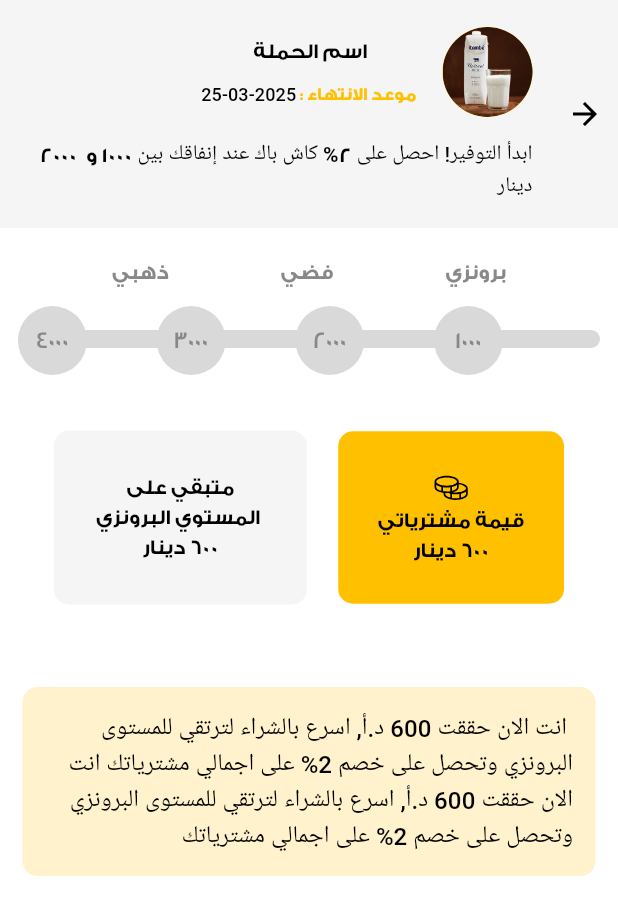
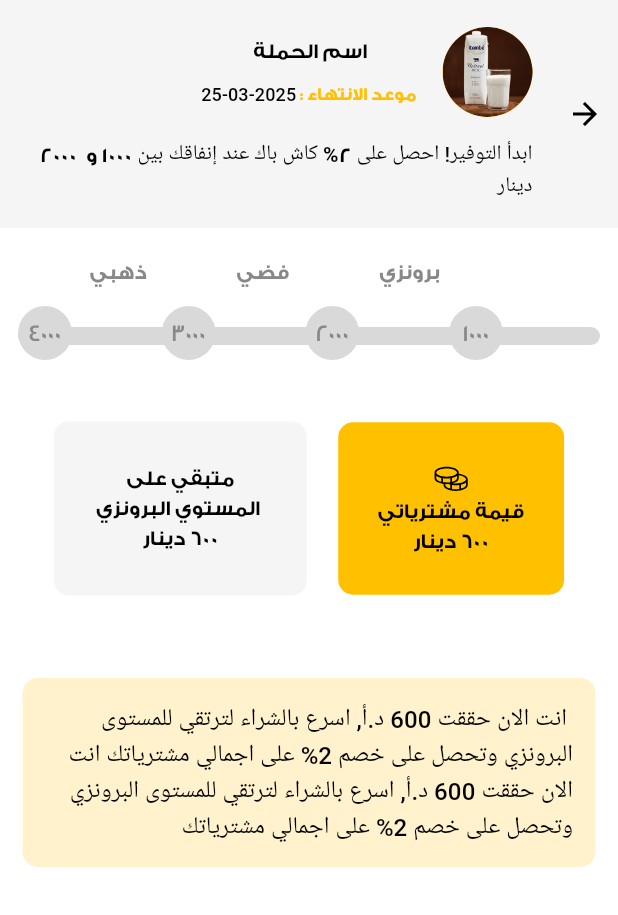
Before and after one commit to rahafff/flex-test-ui, a Flutter app: the DiscountDetails screen opened directly with empty values, on a phone screen of 412 x 824 dp. Shown: the top 915 px of the screen. Run offline on Flutter 3.47's test engine with Material 3 defaults, Android fonts, the light colour scheme and no system bars; our stand-ins replace flutter_svg, get, get_it, google_fonts, hive_flutter, injectable and 1 more; accounts and stored records are empty; Roboto replaces fonts that are missing (GEssUniqueLight).

Commit message:
fix alignment

```diff
--- a/lib/main_module/discount_details/discount_details.dart
+++ b/lib/main_module/discount_details/discount_details.dart
@@ -7,7 +7,8 @@ import 'package:test_ui/main_module/discounts_screen/discount_card.dart';
 
 class DiscountDetails extends StatelessWidget {
   final double currentPoint;
-  const DiscountDetails({super.key, required this.currentPoint});
+  final bool isEnded;
+  const DiscountDetails({super.key, required this.currentPoint,required this.isEnded});
 
   @override
   Widget build(BuildContext context) {
@@ -20,7 +21,7 @@ class DiscountDetails extends StatelessWidget {
                children: [
               header(context),
                  SizedBox(height: 20,),
-               TierProgressWidget(currentPoint,false),
+               TierProgressWidget(currentPoint,false, isEnded),
 
               Padding(
                 padding: const EdgeInsets.all(15.0),
--- a/lib/main_module/discounts_screen/discount_card.dart
+++ b/lib/main_module/discounts_screen/discount_card.dart
@@ -24,7 +24,7 @@ class DiscountCard extends StatelessWidget {
   Widget build(BuildContext context) {
     return InkWell(
       onTap: () {
-       Navigator.push(context,MaterialPageRoute(builder: (context) => DiscountDetails(currentPoint: currentPoint,),));
+       Navigator.push(context,MaterialPageRoute(builder: (context) => DiscountDetails(currentPoint: currentPoint,isEnded: isEnded,),));
       },
       child: Padding(
         padding: const EdgeInsets.all(8.0),
@@ -114,7 +114,7 @@ class DiscountCard extends StatelessWidget {
                   ],
                 ),
                 SizedBox(height: 10),
-                TierProgressWidget(currentPoint,true),
+                TierProgressWidget(currentPoint,true,isEnded),
                 Text.rich(
                   TextSpan(
                     children: [
@@ -182,8 +182,9 @@ class DiscountCard extends StatelessWidget {
 class TierProgressWidget extends StatelessWidget {
   final double currentPoints;
   final bool showArrow;
+  final bool isEnded;
 
-  TierProgressWidget(this.currentPoints, this.showArrow);
+  TierProgressWidget(this.currentPoints, this.showArrow ,this.isEnded);
 
   List<Tier> tiers = [
     Tier(name: '1000', pointThreshold: 1000),
@@ -202,6 +203,10 @@ class TierProgressWidget extends StatelessWidget {
         Row(
           children: [
             Expanded(
+                flex: 1,
+                child: Spacer()),
+            Expanded(
+              flex: 6,
               child:  getStepName(context),
             ),
             Visibility(
@@ -216,7 +221,7 @@ class TierProgressWidget extends StatelessWidget {
             alignment: AlignmentDirectional.topCenter,
             children: [
               Padding(
-                padding: const EdgeInsets.symmetric(vertical: 16),
+                padding: const EdgeInsets.symmetric(vertical: 14),
                 child: Stack(
                   children: [
                     Container(
@@ -231,7 +236,7 @@ class TierProgressWidget extends StatelessWidget {
                       child: Container(
                         height: 12,
                         decoration: BoxDecoration(
-                          color: Colors.amber,
+                          color: isEnded ? AppColors.silverTextColor : AppColors.primaryColor,
                           borderRadius: BorderRadius.circular(20),
                         ),
                       ),
@@ -262,13 +267,13 @@ class TierProgressWidget extends StatelessWidget {
                       children:
                           tiers.map((e) {
                             return CircleAvatar(
-                              radius: 23,
+                              radius: 18,
                               backgroundColor: AppColors.silverDarkColor,
                               child: CircleAvatar(
-                                radius: 20,
+                                radius: 16,
                                 backgroundColor:
                                     currentPoints >= e.pointThreshold
-                                        ? AppColors.primaryColor
+                                        ? isEnded ? AppColors.silverTextColor : AppColors.primaryColor
                                         : AppColors.silverDarkColor,
                                 child: Text(
                                   e.name,
@@ -297,8 +302,6 @@ class TierProgressWidget extends StatelessWidget {
   }
 
   Widget getStepName(BuildContext context) {
-
-
     return Row(
       mainAxisAlignment: MainAxisAlignment.spaceEvenly,
       children: [
```
